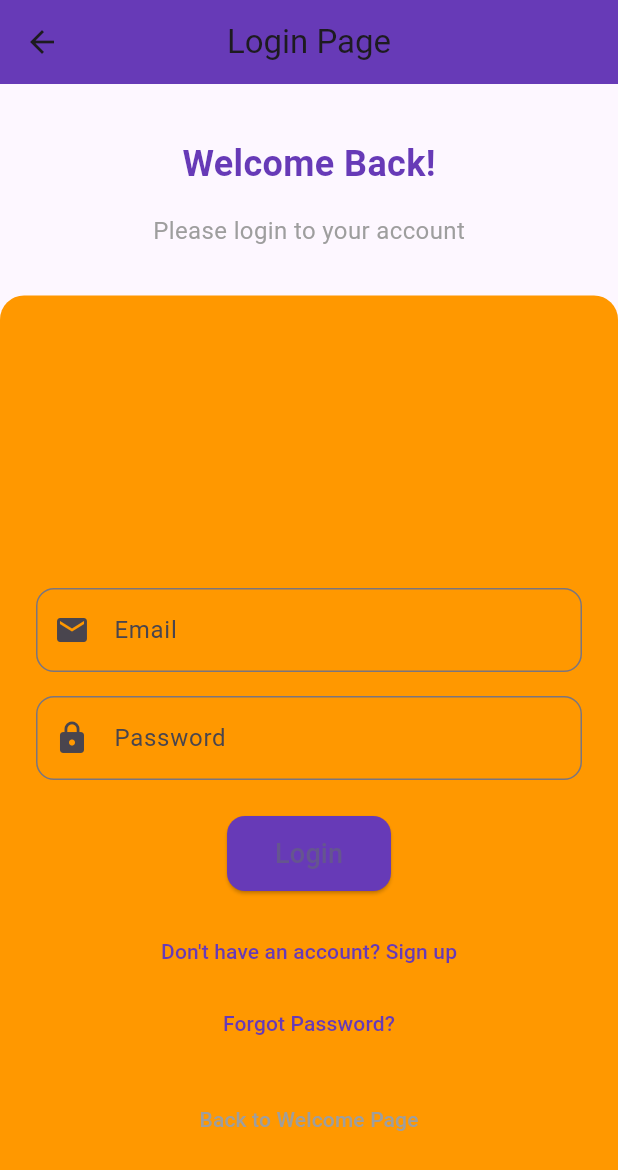
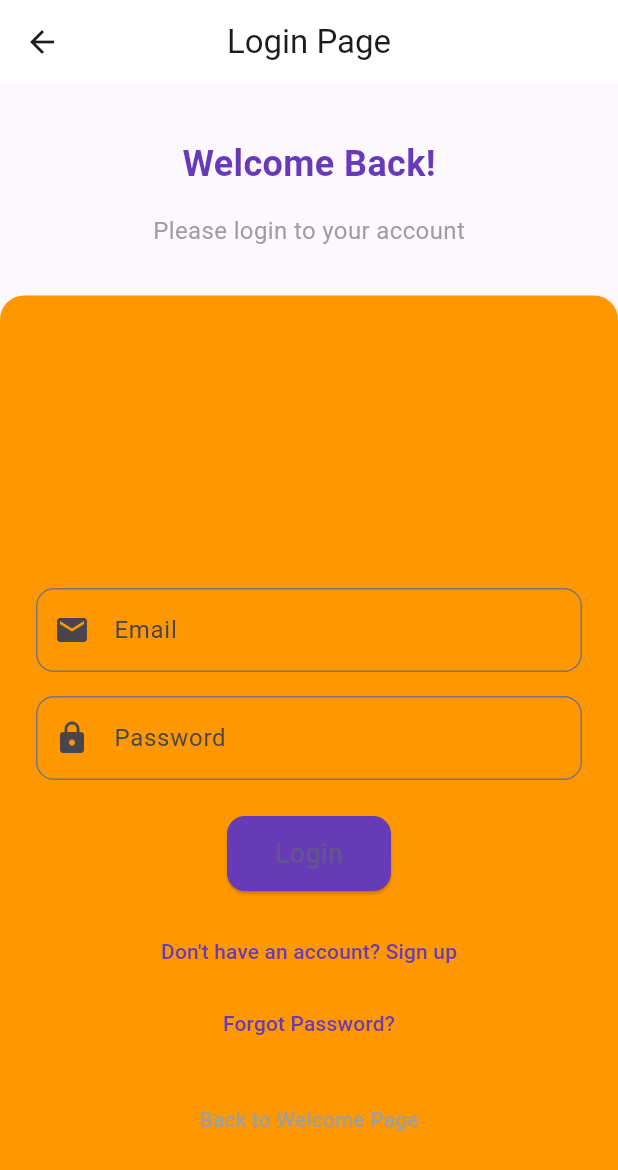
Before and after one commit to besufkad-ayele/flutter_test, a Flutter app: the Loginpage screen opened directly, on a phone screen of 412 x 824 dp. Shown: the top 1170 px of the screen. Run offline on Flutter 3.47's test engine with Material 3 defaults, Android fonts, the phone set to English and light mode, and no system bars.

Commit message:
image and login page done

```diff
--- a/lib/Feature/auth/login/LoginPage.dart
+++ b/lib/Feature/auth/login/LoginPage.dart
@@ -9,7 +9,7 @@ class Loginpage extends StatelessWidget {
       appBar: AppBar(
         title: const Text('Login Page'),
         centerTitle: true,
-        backgroundColor: Colors.deepPurple,
+        backgroundColor: const Color.fromARGB(255, 255, 255, 255),
       ),
       body: Center(
         child: SingleChildScrollView(
```
Also changed, not shown: assets/images/Pasted image.png (added).
